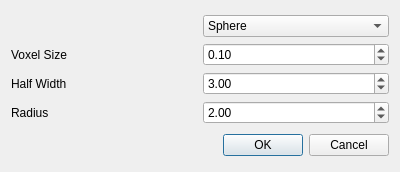
Old version of the form ui/levelsetdialog.ui in the repository diekev/kamikaze.
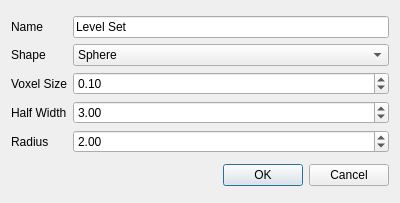
New version of the form.

Commit message: Add a name field to the "Add Level Set Dialog"

```diff
--- a/ui/levelsetdialog.ui
+++ b/ui/levelsetdialog.ui
@@ -7,7 +7,7 @@
     <x>0</x>
     <y>0</y>
     <width>400</width>
-    <height>172</height>
+    <height>203</height>
    </rect>
   </property>
   <property name="sizePolicy">
@@ -22,24 +22,41 @@
   <layout class="QVBoxLayout" name="verticalLayout">
    <item>
     <layout class="QGridLayout" name="gridLayout">
-     <item row="3" column="1">
-      <widget class="QDoubleSpinBox" name="m_radius">
+     <item row="1" column="2">
+      <widget class="QComboBox" name="m_combox_box">
+       <item>
+        <property name="text">
+         <string>Sphere</string>
+        </property>
+       </item>
+       <item>
+        <property name="text">
+         <string>Box</string>
+        </property>
+       </item>
+      </widget>
+     </item>
+     <item row="4" column="2">
+      <widget class="QDoubleSpinBox" name="m_half_width">
        <property name="minimum">
-        <double>0.000000000000000</double>
+        <double>1.000000000000000</double>
+       </property>
+       <property name="singleStep">
+        <double>1.000000000000000</double>
        </property>
        <property name="value">
-        <double>2.000000000000000</double>
+        <double>3.000000000000000</double>
        </property>
       </widget>
      </item>
-     <item row="1" column="0">
-      <widget class="QLabel" name="label">
+     <item row="5" column="0">
+      <widget class="QLabel" name="label_3">
        <property name="text">
-        <string>Voxel Size</string>
+        <string>Radius</string>
        </property>
       </widget>
      </item>
-     <item row="1" column="1">
+     <item row="3" column="2">
       <widget class="QDoubleSpinBox" name="m_voxel_size">
        <property name="singleStep">
         <double>0.010000000000000</double>
@@ -49,45 +66,52 @@
        </property>
       </widget>
      </item>
-     <item row="3" column="0">
-      <widget class="QLabel" name="label_3">
-       <property name="text">
-        <string>Radius</string>
-       </property>
-      </widget>
-     </item>
-     <item row="2" column="0">
+     <item row="4" column="0">
       <widget class="QLabel" name="label_2">
        <property name="text">
         <string>Half Width</string>
        </property>
       </widget>
      </item>
-     <item row="2" column="1">
-      <widget class="QDoubleSpinBox" name="m_half_width">
+     <item row="5" column="2">
+      <widget class="QDoubleSpinBox" name="m_radius">
        <property name="minimum">
-        <double>1.000000000000000</double>
-       </property>
-       <property name="singleStep">
-        <double>1.000000000000000</double>
+        <double>0.000000000000000</double>
        </property>
        <property name="value">
-        <double>3.000000000000000</double>
+        <double>2.000000000000000</double>
        </property>
       </widget>
      </item>
-     <item row="0" column="1">
-      <widget class="QComboBox" name="m_combox_box">
-       <item>
-        <property name="text">
-         <string>Sphere</string>
-        </property>
-       </item>
-       <item>
-        <property name="text">
-         <string>Box</string>
-        </property>
-       </item>
+     <item row="3" column="0">
+      <widget class="QLabel" name="label">
+       <property name="text">
+        <string>Voxel Size</string>
+       </property>
+      </widget>
+     </item>
+     <item row="1" column="0">
+      <widget class="QLabel" name="label_5">
+       <property name="text">
+        <string>Shape</string>
+       </property>
+      </widget>
+     </item>
+     <item row="0" column="2">
+      <widget class="QLineEdit" name="m_name_edit">
+       <property name="text">
+        <string>Level Set</string>
+       </property>
+       <property name="placeholderText">
+        <string/>
+       </property>
+      </widget>
+     </item>
+     <item row="0" column="0">
+      <widget class="QLabel" name="label_4">
+       <property name="text">
+        <string>Name</string>
+       </property>
       </widget>
      </item>
     </layout>
```
The commit also changes 3 other files.
